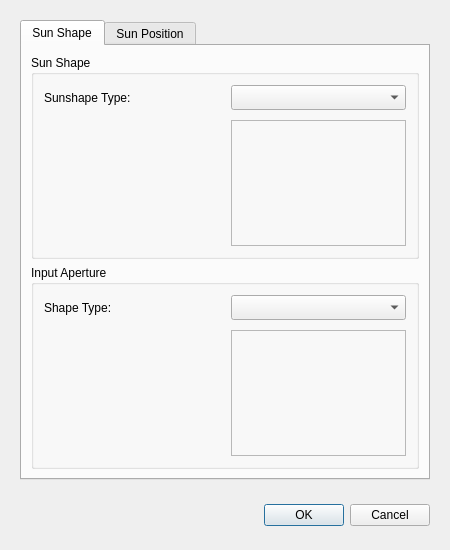
Old version of the form TonatiuhProject/src/source/gui/lightdialog.ui in the repository iat-cener/tonatiuh.
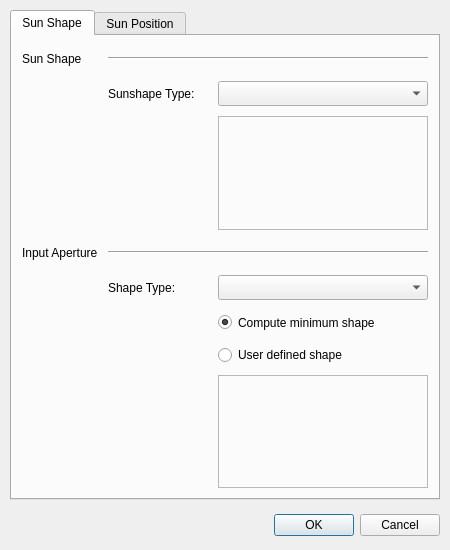
New version of the form.

Diff of the .ui file:
```diff
--- a/TonatiuhProject/src/source/gui/lightdialog.ui
+++ b/TonatiuhProject/src/source/gui/lightdialog.ui
@@ -27,10 +27,10 @@
   </property>
   <layout class="QVBoxLayout" name="verticalLayout">
    <property name="spacing">
-    <number>20</number>
+    <number>10</number>
    </property>
    <property name="margin">
-    <number>20</number>
+    <number>10</number>
    </property>
    <item>
     <widget class="QTabWidget" name="tabWidget">
@@ -47,13 +47,7 @@
       <attribute name="title">
        <string>Sun Shape</string>
       </attribute>
-      <layout class="QVBoxLayout" name="verticalLayout_2">
-       <item>
-        <widget class="QGroupBox" name="sunshapeBox">
-         <property name="title">
-          <string>Sun Shape</string>
-         </property>
-         <layout class="QGridLayout" name="shapeLayout">
+      <layout class="QGridLayout" name="sunshapeLayout">
           <property name="margin">
            <number>10</number>
           </property>
@@ -64,7 +58,27 @@
            <widget class="QLabel" name="sunshapeLabel">
             <property name="minimumSize">
              <size>
-              <width>177</width>
+           <width>0</width>
+           <height>25</height>
+          </size>
+         </property>
+         <property name="text">
+          <string>Sun Shape</string>
+         </property>
+        </widget>
+       </item>
+       <item row="0" column="1" colspan="3">
+        <widget class="Line" name="sunshapeHLine">
+         <property name="orientation">
+          <enum>Qt::Horizontal</enum>
+         </property>
+        </widget>
+       </item>
+       <item row="1" column="1">
+        <widget class="QLabel" name="sunshapeTypeLabel">
+         <property name="minimumSize">
+          <size>
+           <width>100</width>
               <height>25</height>
              </size>
             </property>
@@ -73,7 +87,7 @@
             </property>
            </widget>
           </item>
-          <item row="0" column="1">
+       <item row="1" column="2" colspan="2">
            <widget class="QComboBox" name="sunshapeCombo">
             <property name="minimumSize">
              <size>
@@ -83,7 +97,7 @@
             </property>
            </widget>
           </item>
-          <item row="1" column="1">
+       <item row="2" column="2" colspan="2">
            <widget class="QFrame" name="sunshapeParametersFrame">
             <property name="frameShape">
              <enum>QFrame::StyledPanel</enum>
@@ -93,22 +107,27 @@
             </property>
            </widget>
           </item>
-         </layout>
-        </widget>
-       </item>
-       <item>
-        <widget class="QGroupBox" name="apertureBox">
-         <property name="title">
+       <item row="3" column="0">
+        <widget class="QLabel" name="inputApertureLabel">
+         <property name="minimumSize">
+          <size>
+           <width>0</width>
+           <height>25</height>
+          </size>
+         </property>
+         <property name="text">
           <string>Input Aperture</string>
          </property>
-         <layout class="QGridLayout" name="inputApertureLayout">
-          <property name="margin">
-           <number>10</number>
-          </property>
-          <property name="spacing">
-           <number>10</number>
-          </property>
-          <item row="0" column="0">
+        </widget>
+       </item>
+       <item row="3" column="1" colspan="3">
+        <widget class="Line" name="inputApertureHLine">
+         <property name="orientation">
+          <enum>Qt::Horizontal</enum>
+         </property>
+        </widget>
+       </item>
+       <item row="4" column="1">
            <widget class="QLabel" name="shapeLabel">
             <property name="sizePolicy">
              <sizepolicy hsizetype="Preferred" vsizetype="Preferred">
@@ -118,7 +137,7 @@
             </property>
             <property name="minimumSize">
              <size>
-              <width>177</width>
+           <width>100</width>
               <height>25</height>
              </size>
             </property>
@@ -127,7 +146,7 @@
             </property>
            </widget>
           </item>
-          <item row="0" column="1">
+       <item row="4" column="2" colspan="2">
            <widget class="QComboBox" name="shapeCombo">
             <property name="minimumSize">
              <size>
@@ -137,8 +156,34 @@
             </property>
            </widget>
           </item>
-          <item row="1" column="1">
+       <item row="5" column="2">
+        <widget class="QRadioButton" name="computeShapeRadio">
+         <property name="minimumSize">
+          <size>
+           <width>0</width>
+           <height>25</height>
+          </size>
+         </property>
+         <property name="text">
+          <string>Compute minimum shape</string>
+         </property>
+         <property name="checked">
+          <bool>true</bool>
+         </property>
+        </widget>
+       </item>
+       <item row="6" column="2">
+        <widget class="QRadioButton" name="userShapeRadio">
+         <property name="text">
+          <string>User defined shape</string>
+         </property>
+        </widget>
+       </item>
+       <item row="7" column="2" colspan="2">
            <widget class="QFrame" name="shapeParametersFrame">
+         <property name="enabled">
+          <bool>false</bool>
+         </property>
             <property name="frameShape">
              <enum>QFrame::StyledPanel</enum>
             </property>
@@ -147,8 +192,18 @@
             </property>
            </widget>
           </item>
-         </layout>
-        </widget>
+       <item row="5" column="3">
+        <spacer name="horizontalSpacer">
+         <property name="orientation">
+          <enum>Qt::Horizontal</enum>
+         </property>
+         <property name="sizeHint" stdset="0">
+          <size>
+           <width>40</width>
+           <height>20</height>
+          </size>
+         </property>
+        </spacer>
        </item>
       </layout>
      </widget>
```
Left out of the diff: 132 changed lines with no effect on the pictures. Lines whose indentation alone changed are shown as unchanged.
